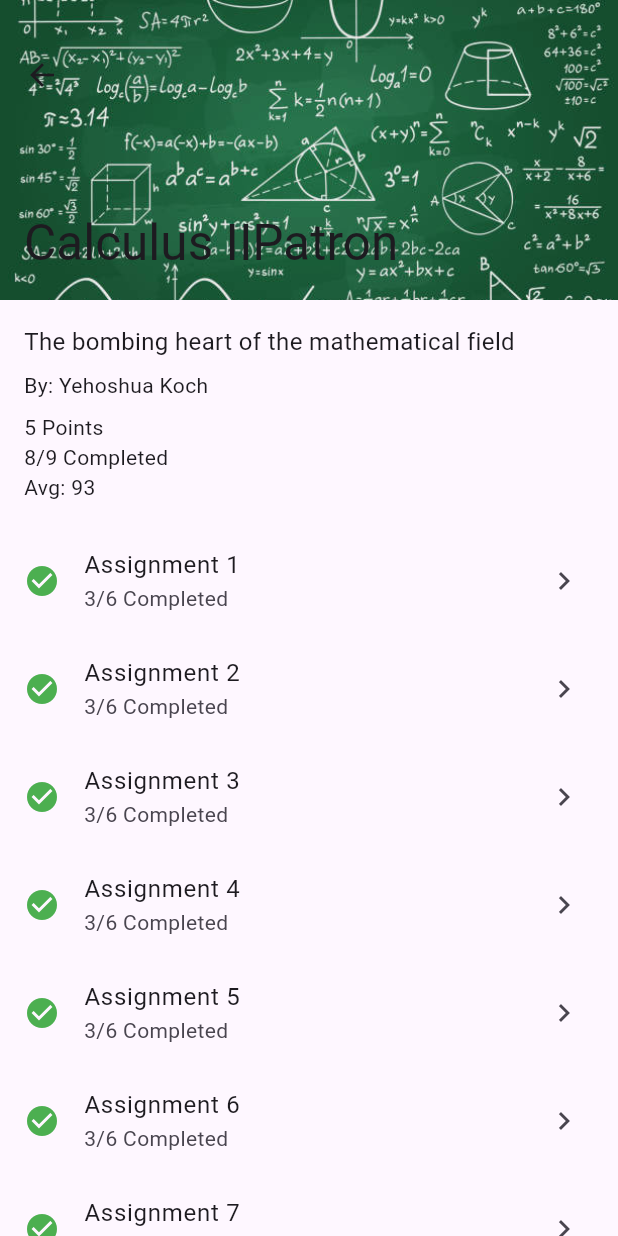
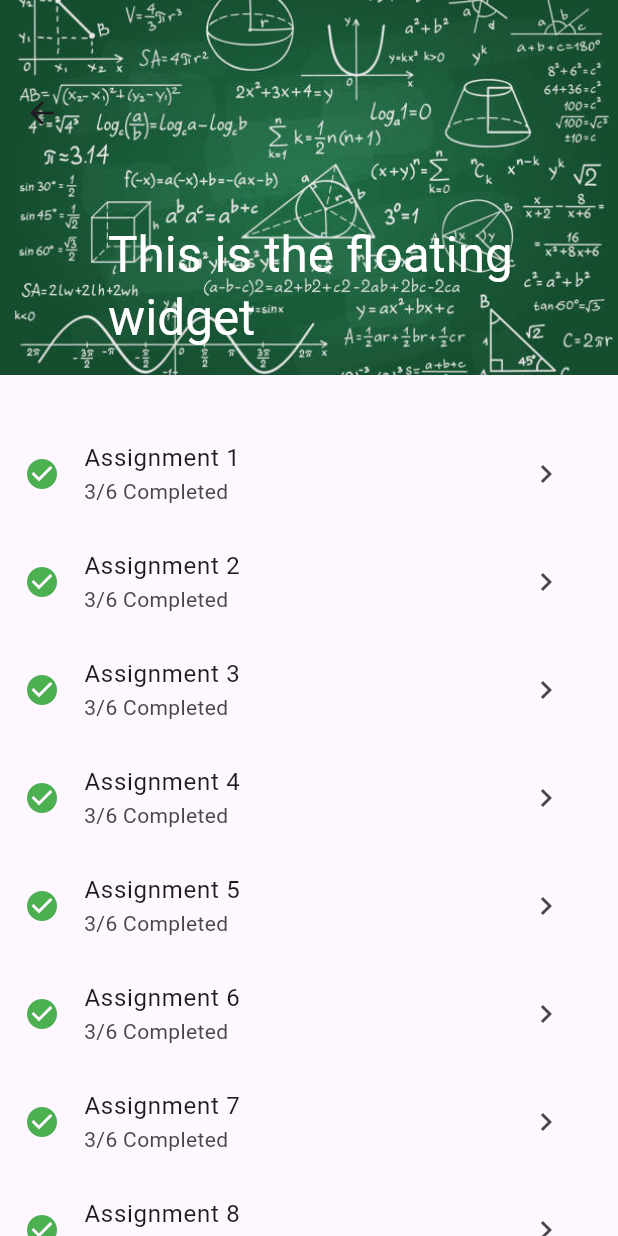
Before and after one commit to Yedidia-Bakuradze/Project-Distinction, a Flutter app: the CourseScreen screen opened directly, on a phone screen of 412 x 824 dp. Run offline on Flutter 3.47's test engine with Material 3 defaults, Android fonts, the phone set to English and light mode, and no system bars.

Commit message:
The starter concept of the CourseScreen has been implemented.

```diff
--- a/lib/screens/CourseScreen.dart
+++ b/lib/screens/CourseScreen.dart
@@ -8,50 +8,31 @@ class CourseScreen extends StatelessWidget {
       body: CustomScrollView(
         slivers: [
           SliverAppBar(
-            expandedHeight: 200.0,
+            expandedHeight: 250.0,
             floating: false,
             pinned: true,
             centerTitle: true,
             toolbarHeight:
-                100.0, // Increased height for the header when scrolled
+                150.0, // Increased height for the header when scrolled
+            backgroundColor: Colors.amber,
             flexibleSpace: FlexibleSpaceBar(
-              title: const Column(
-                mainAxisAlignment: MainAxisAlignment.end,
-                crossAxisAlignment: CrossAxisAlignment.start,
-                children: [
-                  Row(
-                    children: [
-                      Text("Calculus II"),
-                      Text("Patron"),
-                    ],
-                  )
-                ],
+              title: const Text(
+                "This is the floating widget",
+                style: TextStyle(
+                  color: Colors.white,
+                ),
               ),
               background:
                   Image.asset('assets/images/math.jpg', fit: BoxFit.cover),
-              titlePadding: const EdgeInsets.only(left: 16, bottom: 16),
             ),
           ),
+
           const SliverToBoxAdapter(
-            child: Padding(
-              padding: EdgeInsets.all(16.0),
-              child: Column(
-                crossAxisAlignment: CrossAxisAlignment.start,
-                children: <Widget>[
-                  Text(
-                    'The bombing heart of the mathematical field',
-                    style: TextStyle(fontSize: 16),
-                  ),
-                  SizedBox(height: 8),
-                  Text('By: Yehoshua Koch'),
-                  SizedBox(height: 8),
-                  Text('5 Points'),
-                  Text('8/9 Completed'),
-                  Text('Avg: 93'),
-                ],
-              ),
+            child: SizedBox(
+              height: 30,
             ),
           ),
+          //The list items that are loaded under the image
           SliverList(
             delegate: SliverChildBuilderDelegate(
               (BuildContext context, int index) {
@@ -59,7 +40,11 @@ class CourseScreen extends StatelessWidget {
                   leading: Icon(Icons.check_circle, color: Colors.green),
                   title: Text('Assignment ${index + 1}'),
                   subtitle: Text('3/6 Completed'),
-                  trailing: Icon(Icons.chevron_right),
+                  trailing: IconButton(
+                      onPressed: () {
+                        print("pressed");
+                      },
+                      icon: const Icon(Icons.chevron_right)),
                 );
               },
               childCount: 20, // Number of assignments
```
